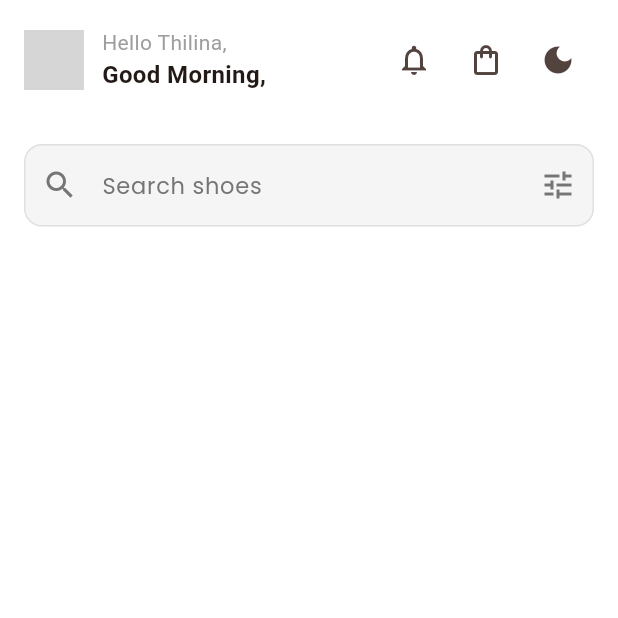
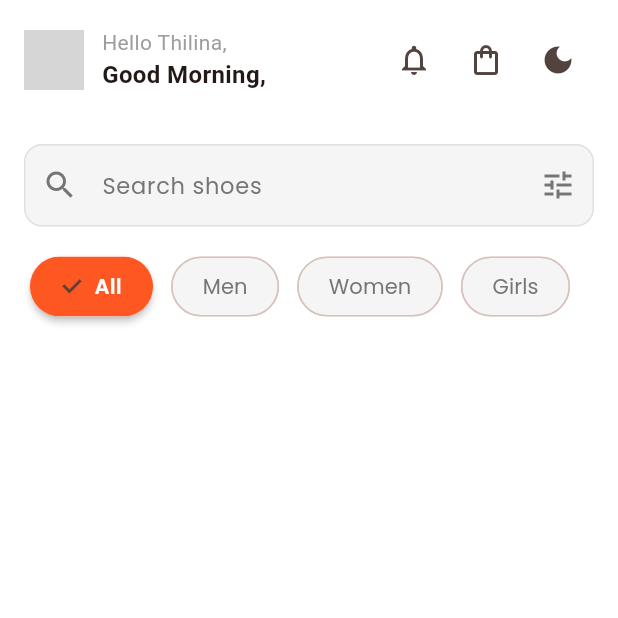
Before and after one commit to Thilina-S/shoestore_flutter, a Flutter app: the HomeScreen screen opened directly, on a phone screen of 412 x 824 dp, the top half of it. Run offline on Flutter 3.47's test engine with Material 3 defaults, Android fonts, the light colour scheme and no system bars; our stand-ins replace get, get_storage, google_fonts; accounts and stored records are empty; grey boxes are pictures that could not be loaded.

Commit message:
category buttons

```diff
--- a/lib/view/home_screen.dart
+++ b/lib/view/home_screen.dart
@@ -3,6 +3,7 @@ import 'package:flutter/widgets.dart';
 import 'package:get/get_connect/http/src/utils/utils.dart';
 import 'package:get/state_manager.dart';
 import 'package:shoestore/controllers/theme_controller.dart';
+import 'package:shoestore/view/widgets/category_chips.dart';
 import 'package:shoestore/view/widgets/custom_search_bar.dart';
 
 class HomeScreen extends StatelessWidget {
@@ -76,6 +77,9 @@ class HomeScreen extends StatelessWidget {
             //search bar
             const CustomSearchBar(),
 
+            //category chips
+            const CategoryChips()
+
 
 
 
--- /dev/null
+++ b/lib/view/widgets/category_chips.dart
@@ -0,0 +1,81 @@
+import 'package:flutter/material.dart';
+import 'package:shoestore/utils/app_textstyles.dart';
+
+class CategoryChips extends StatefulWidget {
+  const CategoryChips({super.key});
+
+  @override
+  State<CategoryChips> createState() => _CategoryChipsState();
+}
+
+class _CategoryChipsState extends State<CategoryChips> {
+  int selectedIndex = 0;
+  final categories = ['All', 'Men', 'Women', 'Girls'];
+
+  @override
+  Widget build(BuildContext context) {
+    final isDark = Theme.of(context).brightness == Brightness.dark;
+
+    return SingleChildScrollView(
+      scrollDirection: Axis.horizontal,
+      padding: const EdgeInsets.symmetric(horizontal: 16),
+      child: Row(
+        children: List.generate(
+          categories.length,
+          (index) => Padding(
+            padding: EdgeInsets.only(right: 12),
+            child: AnimatedContainer(
+              duration: const Duration(milliseconds: 300),
+              curve: Curves.easeInOut,
+              child: ChoiceChip(
+                label: Text(
+                  categories[index],
+                  style: AppTextStyle.withColor(
+                    selectedIndex == index
+                        ? AppTextStyle.withWeight(
+                            AppTextStyle.bodySmall,
+                            FontWeight.w600,
+                          )
+                        : AppTextStyle.bodySmall,
+                    selectedIndex == index
+                        ? Colors.white
+                        : isDark
+                        ? Colors.grey[300]!
+                        : Colors.grey[600]!,
+                  ),
+                ),
+
+                selected: selectedIndex == index,
+                onSelected: (bool selected) {
+                  setState(() {
+                    selectedIndex = selected ? index : selectedIndex;
+                  });
+                },
+
+                selectedColor: Theme.of(context).primaryColor,
+                backgroundColor: isDark ? Colors.grey[800] : Colors.grey[100],
+                shape: RoundedRectangleBorder(
+                  borderRadius: BorderRadius.circular(20),
+                ),
+
+
+                elevation: selectedIndex == index ? 2 : 0,
+                pressElevation: 0,
+                padding: const EdgeInsets.symmetric(
+                  horizontal: 16,
+                  vertical: 8,
+                ),
+
+
+                labelPadding: EdgeInsets.symmetric(
+                  horizontal: 4,
+                  vertical: 1
+                ),
+              ),
+            ),
+          ),
+        ),
+      ),
+    );
+  }
+}
```
